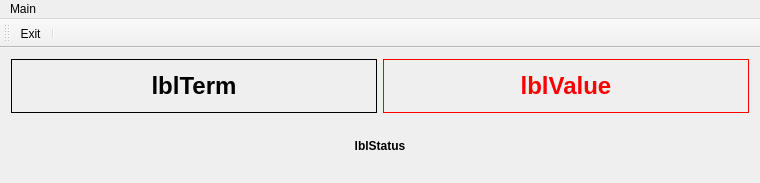
This is Projects/Trainer/Ui/Main.ui in skynowa/iTeacher as Qt 5 draws it before an edit. The edited form follows.
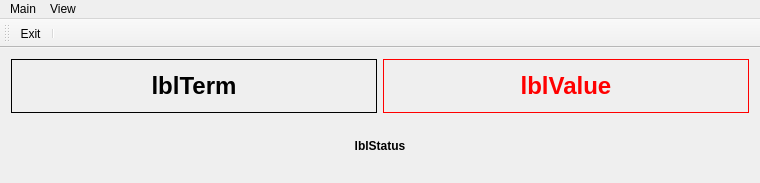
This is the edited form. Icons and pictures are not drawn.

Commit message: Main.ui (+4) [43+/4-] - widgetAlwaysOnTop - impl

Patch:
```diff
--- a/Projects/Trainer/Ui/Main.ui
+++ b/Projects/Trainer/Ui/Main.ui
@@ -100,10 +100,10 @@
      <x>0</x>
      <y>0</y>
      <width>760</width>
-     <height>22</height>
+     <height>20</height>
     </rect>
    </property>
-   <widget class="QMenu" name="menuFile">
+   <widget class="QMenu" name="mnuFile">
     <property name="title">
      <string>Main</string>
     </property>
@@ -116,7 +116,14 @@
     <addaction name="actMain_Mark"/>
     <addaction name="actMain_Exit"/>
    </widget>
-   <addaction name="menuFile"/>
+   <widget class="QMenu" name="mnuView">
+    <property name="title">
+     <string>View</string>
+    </property>
+    <addaction name="actView_OnTop"/>
+   </widget>
+   <addaction name="mnuFile"/>
+   <addaction name="mnuView"/>
   </widget>
   <action name="actMain_RandomRow">
    <property name="text">
```
Left out of the diff: 8 changed lines with no effect on the pictures. The commit also changes 2 other files.
